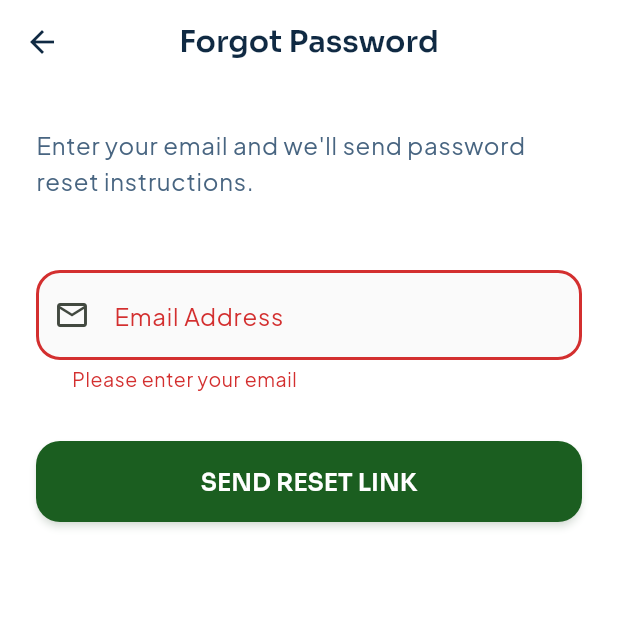
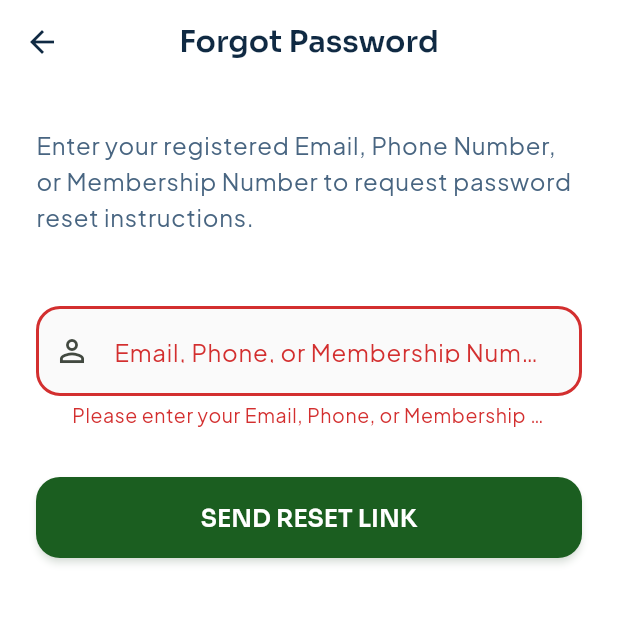
Before and after one commit to krymoevanag/SeedVest-frontend, a Flutter app: the ForgotPasswordScreen screen opened by its route, after a tap on "SEND RESET LINK", on a phone screen of 412 x 824 dp, the top half of it. Run offline on Flutter 3.47's test engine with Material 3 defaults, Android fonts, the phone set to English and light mode, and no system bars; our stand-ins replace app_links, connectivity_plus, dio, fl_chart, flutter_dotenv, flutter_secure_storage and 5 more; accounts and stored records are empty; network calls fail.

```diff
--- a/lib/views/auth/forgot_password_screen.dart
+++ b/lib/views/auth/forgot_password_screen.dart
@@ -119,7 +119,7 @@ class _ForgotPasswordScreenState extends State<ForgotPasswordScreen> {
               children: [
                 const SizedBox(height: 12),
                 Text(
-                  "Enter your email and we'll send password reset instructions.",
+                  "Enter your registered Email, Phone Number, or Membership Number to request password reset instructions.",
                   style: Theme.of(context).textTheme.bodyLarge?.copyWith(
                         color: AppColors.textSecondary,
                         height: 1.5,
@@ -128,10 +128,10 @@ class _ForgotPasswordScreenState extends State<ForgotPasswordScreen> {
                 const SizedBox(height: 48),
                 TextFormField(
                   controller: _emailController,
-                  keyboardType: TextInputType.emailAddress,
+                  keyboardType: TextInputType.text,
                   decoration: InputDecoration(
-                    labelText: 'Email Address',
-                    prefixIcon: const Icon(Icons.email_outlined),
+                    labelText: 'Email, Phone, or Membership Number',
+                    prefixIcon: const Icon(Icons.person_outline),
                     border: OutlineInputBorder(
                       borderRadius: BorderRadius.circular(12),
                     ),
@@ -139,11 +139,8 @@ class _ForgotPasswordScreenState extends State<ForgotPasswordScreen> {
                     fillColor: Colors.grey[50],
                   ),
                   validator: (value) {
-                    if (value == null || value.isEmpty) {
-                      return 'Please enter your email';
-                    }
-                    if (!value.contains('@')) {
-                      return 'Enter a valid email';
+                    if (value == null || value.trim().isEmpty) {
+                      return 'Please enter your Email, Phone, or Membership Number';
                     }
                     return null;
                   },
--- a/lib/views/governance/member_approval_view.dart
+++ b/lib/views/governance/member_approval_view.dart
@@ -391,11 +391,12 @@ class _MemberApprovalViewState extends State<MemberApprovalView> {
                             messenger.showSnackBar(
                               SnackBar(
                                 content: Text(success
-                                    ? '${user.fullName} approved and assigned.'
+                                    ? '${user.fullName} approved! They can now log in using their registered password.'
                                     : 'Failed to approve member. Check logs.'),
                                 backgroundColor: success
                                     ? AppColors.success
                                     : AppColors.error,
+                                duration: const Duration(seconds: 4),
                               ),
                             );
                           }
--- a/pubspec.yaml
+++ b/pubspec.yaml
@@ -24,9 +24,9 @@ dependencies:
   hive: ^2.2.3
   hive_flutter: ^1.1.0
   app_links: ^6.1.1
-  permission_handler: ^11.3.1
+  permission_handler: ^11.4.0
   image_picker: ^1.1.2
-  local_auth: ^2.2.0
+  local_auth: ^2.3.0
   url_launcher: ^6.3.1
 
 dev_dependencies:
```
Also changed, not shown: lib/viewmodels/governance_viewmodel.dart (+12 -6 lines), lib/views/governance/admin_member_registration_view.dart (+107 -7 lines), pubspec.lock, 1 other file.
